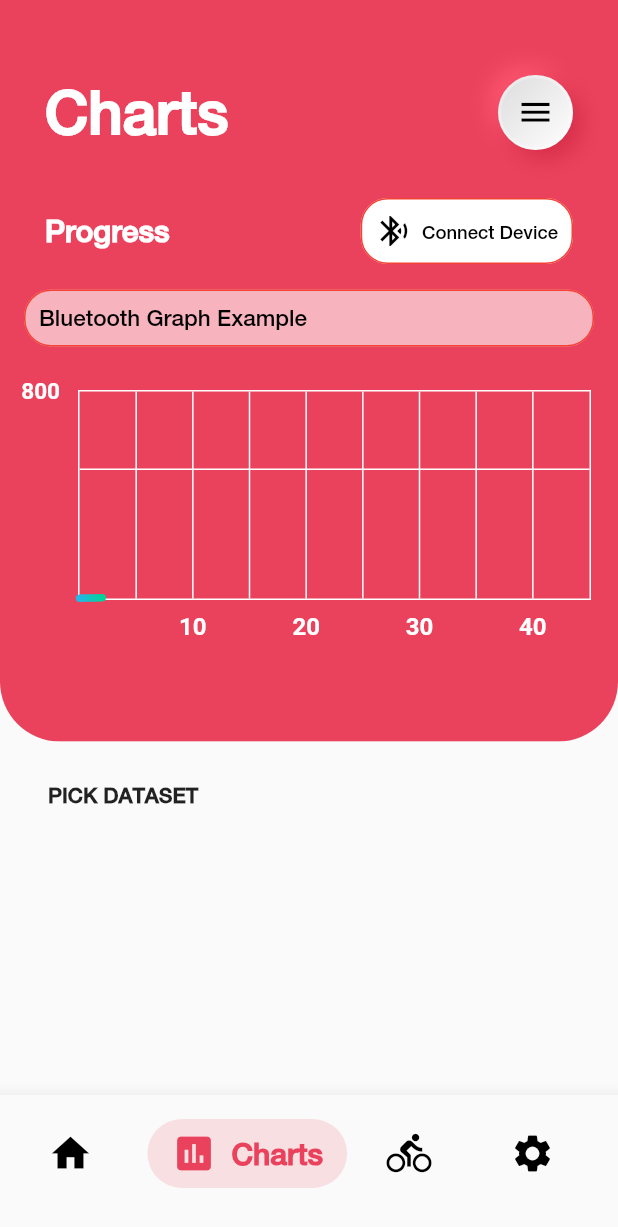
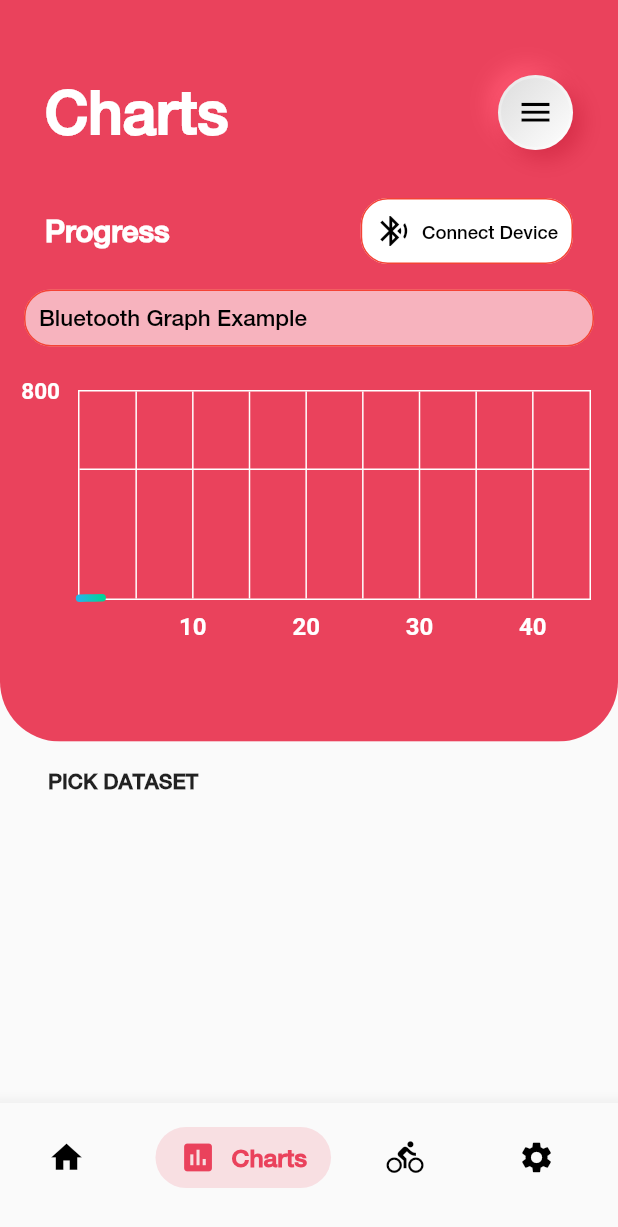
Before and after one commit to aaniish/SmartMS3, a Flutter app: the screen it shows after launch, item 2 of the bottom bar chosen, on a phone screen of 412 x 824 dp. Shown: the top 1227 px of the screen. Run offline on Flutter 3.47's test engine with Material 2 defaults, Android fonts, the light colour scheme and no system bars; drawn by our look-alikes of clay_containers, fl_chart; our stand-ins replace cloud_firestore, flutter_blue; missing offline and left inert: date_time_format, oscilloscope; accounts and stored records are empty.

Commit message:
minor change

```diff
--- a/lib/pages/charts_page.dart
+++ b/lib/pages/charts_page.dart
@@ -1,12 +1,9 @@
-import 'dart:io';
-
 import 'package:clay_containers/clay_containers.dart';
 import 'package:fl_chart/fl_chart.dart';
 import 'package:flutter/material.dart';
 import 'package:smart_ms3/pages/bluetooth/mainBluetooth.dart';
 import 'package:smart_ms3/pages/datadisplay_page.dart';
 import 'package:cloud_firestore/cloud_firestore.dart';
-import 'package:syncfusion_flutter_charts/charts.dart';
 
 const Color redColor = const Color(0xFFEA425C);
 const Color iconBG = const Color(0x11647082);
@@ -219,7 +216,7 @@ class ChartspageScreen extends StatelessWidget {
                   ),
                 ),
               ),
-              SizedBox(height: 50,),
+              SizedBox(height: height * 0.05),
               Container(
                 child: Column(
                   crossAxisAlignment: CrossAxisAlignment.start,
--- a/lib/pages/navigation/bottom_navigation.dart
+++ b/lib/pages/navigation/bottom_navigation.dart
@@ -48,14 +48,17 @@ class _BottomBarNavigationState
   ];
   @override
   Widget build(BuildContext context) {
+    final width = MediaQuery.of(context).size.width;
+    final height = MediaQuery.of(context).size.height;
+
     return Scaffold(
       body: tabs[_selectedBarIndex],
       bottomNavigationBar: AnimatedBottomBar(
           barItems: widget.barItems,
           animationDuration: const Duration(milliseconds: 150),
           barStyle: BarStyle(
-            fontSize: 20.0,
-            iconSize: 30.0
+            fontSize: width * 0.04,
+            iconSize: width * 0.06,
           ),
           onBarTap: (index) {
             setState(() {
```
